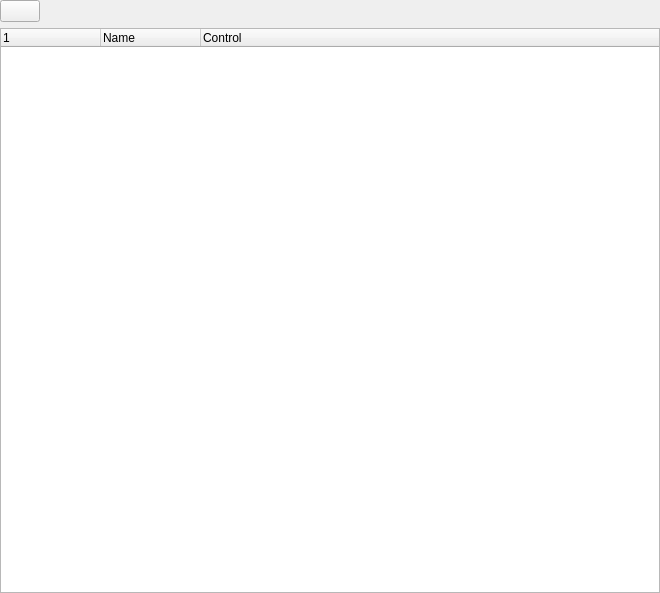
This is cedar/processing/gui/SimulationControl.ui in cedar/cedar as Qt 5 draws it before an edit. The edited form follows.
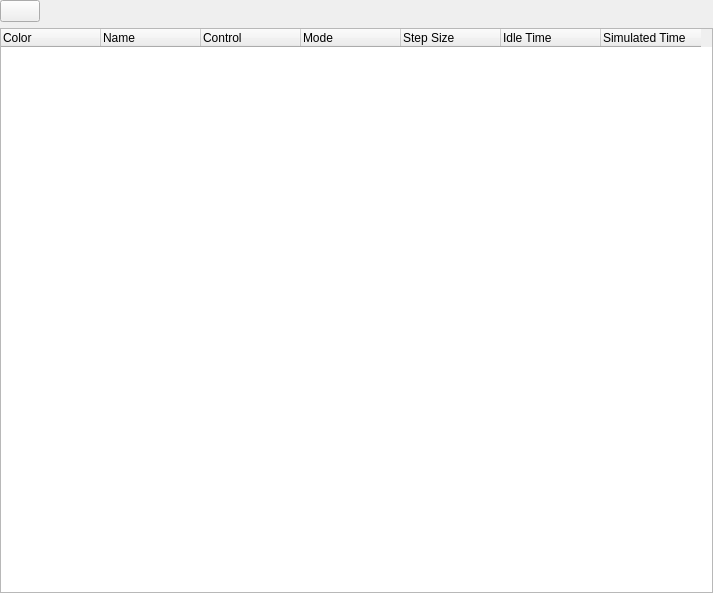
This is the edited form. Icons and pictures are not drawn. Custom widgets are drawn as their Qt base class.

Commit message: The trigger control widget now allows changing the parameters of the triggers it displays.

The edit to the form file:
```diff
--- a/cedar/processing/gui/SimulationControl.ui
+++ b/cedar/processing/gui/SimulationControl.ui
@@ -6,7 +6,7 @@
    <rect>
     <x>0</x>
     <y>0</y>
-    <width>660</width>
+    <width>713</width>
     <height>593</height>
    </rect>
   </property>
@@ -50,9 +50,12 @@
      <property name="alternatingRowColors">
       <bool>true</bool>
      </property>
+     <attribute name="headerStretchLastSection">
+      <bool>false</bool>
+     </attribute>
      <column>
       <property name="text">
-       <string/>
+       <string>Color</string>
       </property>
      </column>
      <column>
@@ -65,6 +68,26 @@
        <string>Control</string>
       </property>
      </column>
+     <column>
+      <property name="text">
+       <string>Mode</string>
+      </property>
+     </column>
+     <column>
+      <property name="text">
+       <string>Step Size</string>
+      </property>
+     </column>
+     <column>
+      <property name="text">
+       <string>Idle Time</string>
+      </property>
+     </column>
+     <column>
+      <property name="text">
+       <string>Simulated Time</string>
+      </property>
+     </column>
     </widget>
    </item>
   </layout>
```
The commit also changes 1 other file.
